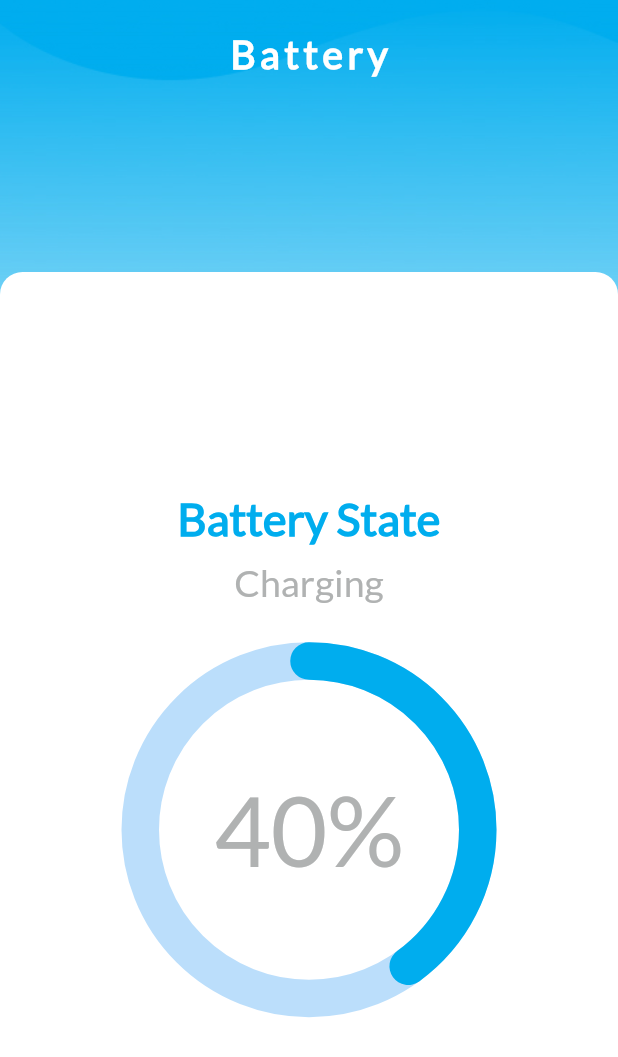
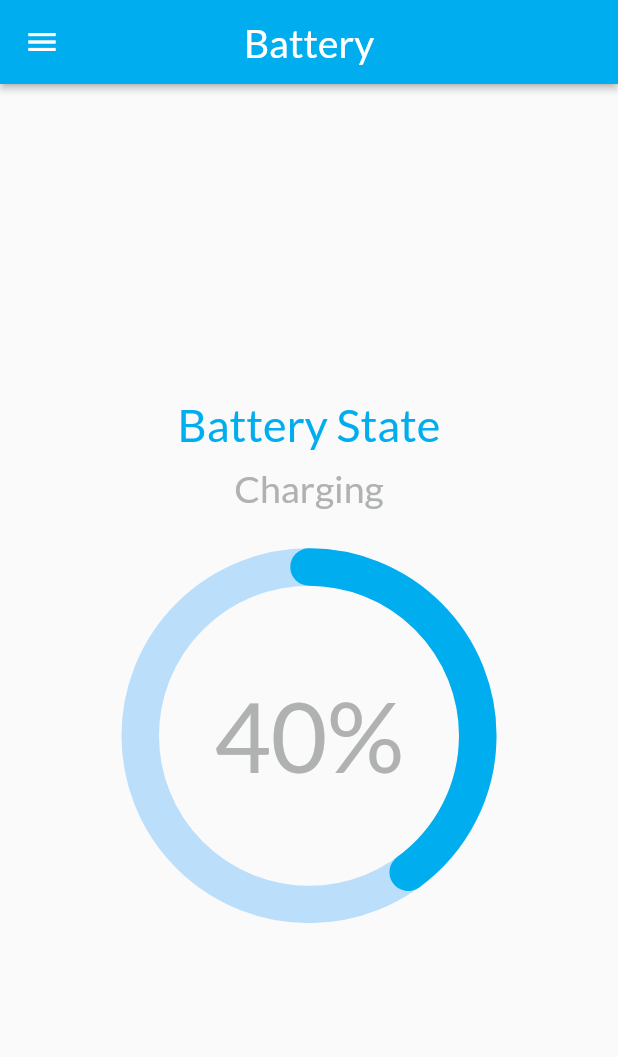
Before and after one commit to zahrajabar6/grad_project, a Flutter app: the BatteryPage screen opened directly, on a phone screen of 412 x 824 dp. Shown: the top 1057 px of the screen. Run offline on Flutter 3.47's test engine with Material 2 defaults, Android fonts, the phone set to English and light mode, and no system bars; drawn by our look-alikes of percent_indicator; our stand-ins replace get, google_nav_bar.

Commit message:
appbar + dropdown menu

```diff
--- a/lib/controllers/app_bar.dart
+++ /dev/null
@@ -1,17 +0,0 @@
-import 'package:flutter/material.dart';
-
-class MyAppBar extends StatelessWidget {
-  const MyAppBar({super.key, required this.text});
-  final String text;
-  @override
-  Widget build(BuildContext context) {
-    return Text(
-      text,
-      style: const TextStyle(
-          fontSize: 26,
-          color: Colors.white,
-          fontWeight: FontWeight.w600,
-          letterSpacing: 3),
-    );
-  }
-}
--- /dev/null
+++ b/lib/controllers/popup_menu.dart
@@ -0,0 +1,42 @@
+import 'package:flutter/material.dart';
+import 'package:get/get.dart';
+import 'package:grad_project/views/login_page.dart';
+
+class PopUpMenu extends StatefulWidget {
+  const PopUpMenu({super.key});
+
+  @override
+  State<PopUpMenu> createState() => _PopUpMenuState();
+}
+
+class _PopUpMenuState extends State<PopUpMenu> {
+  @override
+  Widget build(BuildContext context) {
+    return PopupMenuButton(
+        elevation: 2,
+        icon: Icon(Icons.menu),
+        itemBuilder: (context){
+          return const [
+            PopupMenuItem<int>(
+              value: 0,
+              child: Text("Technical Support"),
+            ),
+
+            PopupMenuItem<int>(
+              value: 1,
+              child: Text("Log Out"),
+            ),
+
+          ];
+        },
+        onSelected:(value){
+          if(value == 0){
+            print("Technical support");
+          }else if(value == 1){
+            Get.to(const MyLoginPage());
+          }
+        }
+    );
+
+  }
+}
--- a/lib/controllers/text_form.dart
+++ b/lib/controllers/text_form.dart
@@ -46,7 +46,7 @@ class MyTextFormField extends StatelessWidget {
             borderSide: BorderSide(width: 1, color: AppColors.mainBlue),
           ),
           errorBorder: OutlineInputBorder(
-            gapPadding: 6,
+            gapPadding: 8,
             borderRadius: BorderRadius.circular(5),
             borderSide: const BorderSide(width: 1, color: Colors.red),
           ),
--- a/lib/views/battery_page.dart
+++ b/lib/views/battery_page.dart
@@ -1,7 +1,6 @@
 import 'package:flutter/material.dart';
-import 'package:grad_project/controllers/app_bar.dart';
-import 'package:grad_project/controllers/background.dart';
 import 'package:grad_project/controllers/colors.dart';
+import 'package:grad_project/controllers/popup_menu.dart';
 import 'package:percent_indicator/circular_percent_indicator.dart';
 
 class BatteryPage extends StatelessWidget {
@@ -9,51 +8,29 @@ class BatteryPage extends StatelessWidget {
 
   @override
   Widget build(BuildContext context) {
-    // getting the size of the window
-    var size = MediaQuery.of(context).size;
-    var height = size.height;
-    var width = size.width;
 
     //temp percent
     var percent = 0.40;
 
     return Scaffold(
-      body: Stack(
-        children: [
-          //set up the background image
-          const Background(),
-
-          //the app bar
-          const Padding(
-            padding: EdgeInsets.all(20),
-            child: Align(
-              alignment: Alignment.topCenter,
-              child: MyAppBar(
-                text: 'Battery',
+      appBar: AppBar(
+        backgroundColor: AppColors.mainBlue,
+        title: const Text('Battery', style: TextStyle(fontSize: 26),),
+        leading: const PopUpMenu(),
+        elevation: 2,
       ),
-            ),
-          ),
-
-          //the white container
-          Align(
-            alignment: Alignment.bottomCenter,
-            child: Container(
-                decoration: const BoxDecoration(
-                    color: Colors.white,
-                    borderRadius: BorderRadius.only(
-                        topLeft: Radius.circular(15),
-                        topRight: Radius.circular(15))),
-                height: height * 0.78,
-                width: width,
+      body: SizedBox(
+        width: double.maxFinite,
         child: Column(
           mainAxisAlignment: MainAxisAlignment.center,
+
           children: [
             Text(
               'Battery State',
               style: TextStyle(
                   color: AppColors.mainBlue,
                   fontSize: 30,
-                          fontWeight: FontWeight.bold),
+                  fontWeight: FontWeight.w400),
             ),
             const SizedBox(
               height: 10,
@@ -69,6 +46,8 @@ class BatteryPage extends StatelessWidget {
               height: 25,
             ),
             CircularPercentIndicator(
+              animation:true,
+              animationDuration: 1000,
               radius: 125,
               progressColor: AppColors.mainBlue,
               percent: percent,
@@ -84,9 +63,7 @@ class BatteryPage extends StatelessWidget {
               ),
             ),
           ],
-                )),
-          )
-        ],
+        ),
       ),
     );
   }
--- a/lib/views/login_page.dart
+++ b/lib/views/login_page.dart
@@ -53,7 +53,7 @@ class _MyLoginPageState extends State<MyLoginPage> {
                     const SizedBox(height: 10),
                     SizedBox(
                       width: width * 0.90,
-                      height: height * 0.45,
+                      height: height * 0.38,
                       child: Card(
                         shape: RoundedRectangleBorder(
                             borderRadius: BorderRadius.circular(10.0)),
```
Also changed, not shown: lib/views/home_page.dart (+7 -29 lines), lib/views/solar_page.dart (+19 -32 lines). Lines whose indentation alone changed are shown as unchanged.
